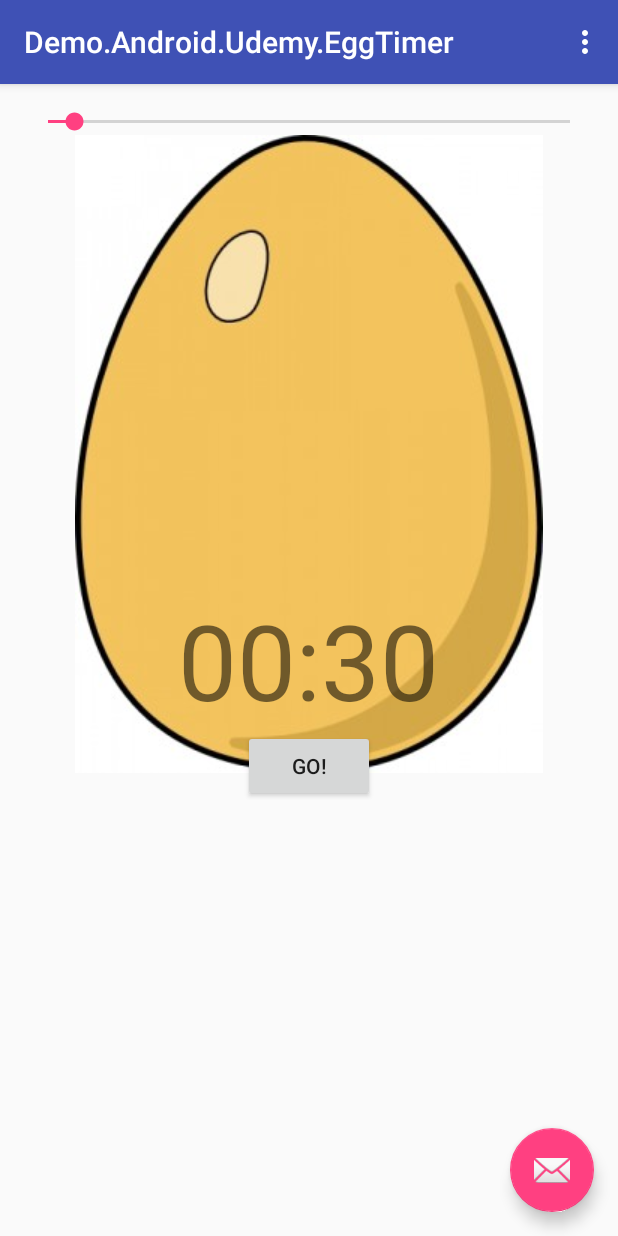
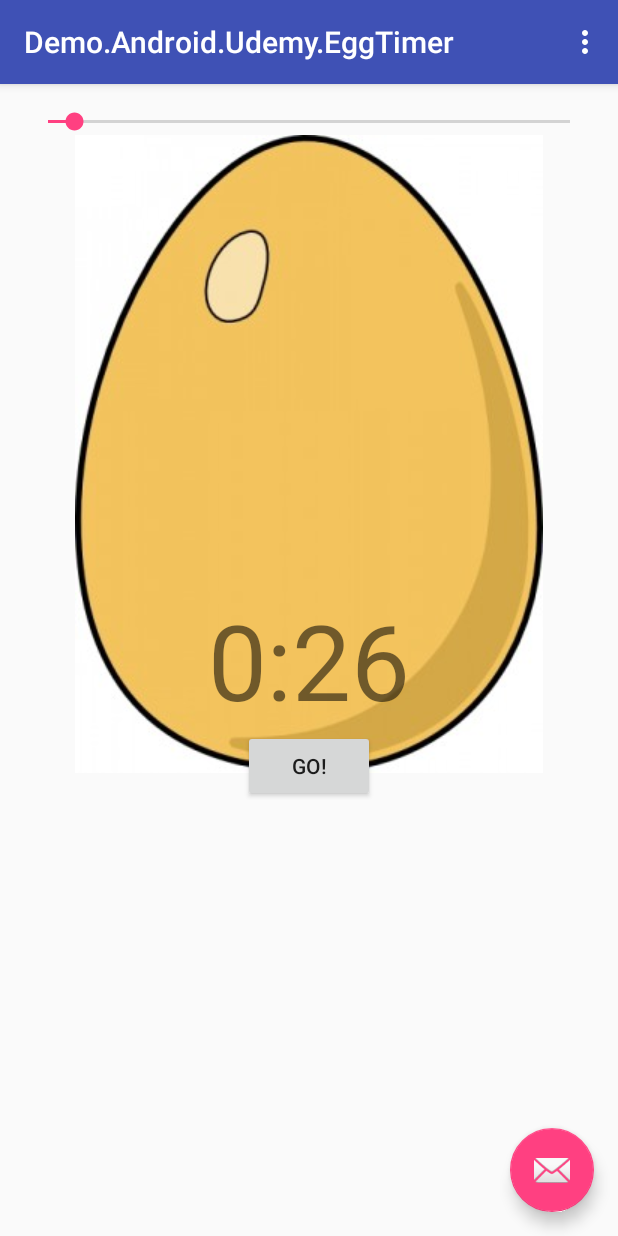
Before and after one commit to dance2die/Demo.Android.Udemy.EggTimer, an Android app: the screen it shows after launch (MainActivity), in the options menu, after a tap on "Settings", on a phone screen of 412 x 824 dp. Run offline under Robolectric (Android 15) with nearby library versions, the phone set to English and light mode, and no system bars.

Commit message:
timer works correctly

```diff
--- a/app/src/main/java/com/dance2die/demoandroidudemyeggtimer/MainActivity.java
+++ b/app/src/main/java/com/dance2die/demoandroidudemyeggtimer/MainActivity.java
@@ -1,10 +1,12 @@
 package com.dance2die.demoandroidudemyeggtimer;
 
 import android.os.Bundle;
+import android.os.CountDownTimer;
 import android.support.design.widget.FloatingActionButton;
 import android.support.design.widget.Snackbar;
 import android.support.v7.app.AppCompatActivity;
 import android.support.v7.widget.Toolbar;
+import android.util.Log;
 import android.view.View;
 import android.view.Menu;
 import android.view.MenuItem;
@@ -12,6 +14,36 @@ import android.widget.SeekBar;
 import android.widget.TextView;
 
 public class MainActivity extends AppCompatActivity {
+
+    private SeekBar timerSeekBar;
+    private TextView timerTextView;
+
+
+    private void updateTimer(int secondsLeft) {
+        int minutes = secondsLeft / 60;
+        int seconds = secondsLeft - (minutes * 60);
+
+        timerTextView.setText(String.format("%d:%02d", minutes, seconds));
+    }
+
+    public void controlTimer(View view){
+        final int ONE_SECOND = 1000;
+        // 100 is a hack. Timer starts right away, we need to add 100 at least to make the timer start not right away.
+        long timerSeconds = timerSeekBar.getProgress() * ONE_SECOND + 100;
+
+        new CountDownTimer(timerSeconds, ONE_SECOND){
+            @Override
+            public void onTick(long millisUntilFinished) {
+                updateTimer((int) (millisUntilFinished / ONE_SECOND));
+            }
+
+            @Override
+            public void onFinish() {
+                timerTextView.setText("0:00");
+                Log.i("finished", "timer done!");
+            }
+        }.start();
+    }
 
     @Override
     protected void onCreate(Bundle savedInstanceState) {
@@ -30,18 +62,15 @@ public class MainActivity extends AppCompatActivity {
         });
 
 
-        SeekBar timerSeekBar = (SeekBar) findViewById(R.id.timerSeekBar);
-        final TextView timerTextView = (TextView) findViewById(R.id.timerTextView);
+        timerSeekBar = (SeekBar) findViewById(R.id.timerSeekBar);
+        timerTextView = (TextView) findViewById(R.id.timerTextView);
 
         timerSeekBar.setMax(600);   // 10 minutes = 60 seconds * 10
         timerSeekBar.setProgress(30);   // 30 seconds
         timerSeekBar.setOnSeekBarChangeListener(new SeekBar.OnSeekBarChangeListener() {
             @Override
             public void onProgressChanged(SeekBar seekBar, int progress, boolean fromUser) {
-                int minutes = progress / 60;
-                int seconds = progress - (minutes * 60);
-
-                timerTextView.setText(String.format("%d:%02d", minutes, seconds));
+                updateTimer(progress);
             }
 
             @Override
--- a/app/src/main/res/layout/content_main.xml
+++ b/app/src/main/res/layout/content_main.xml
@@ -33,7 +33,7 @@
     <TextView
         android:layout_width="wrap_content"
         android:layout_height="wrap_content"
-        android:text="00:30"
+        android:text="0:30"
         android:id="@+id/timerTextView"
         android:layout_centerVertical="true"
         android:layout_centerHorizontal="true"
@@ -45,5 +45,6 @@
         android:text="Go!"
         android:id="@+id/controllerButton"
         android:layout_below="@+id/timerTextView"
-        android:layout_centerHorizontal="true" />
+        android:layout_centerHorizontal="true"
+        android:onClick="controlTimer" />
 </RelativeLayout>
```
